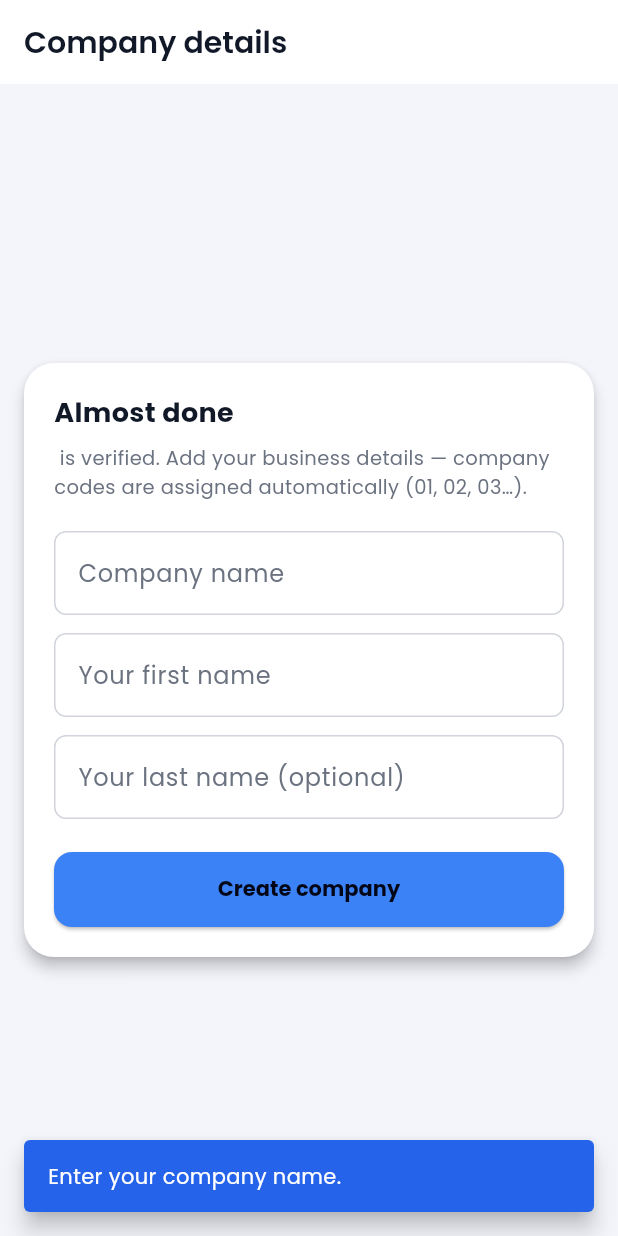
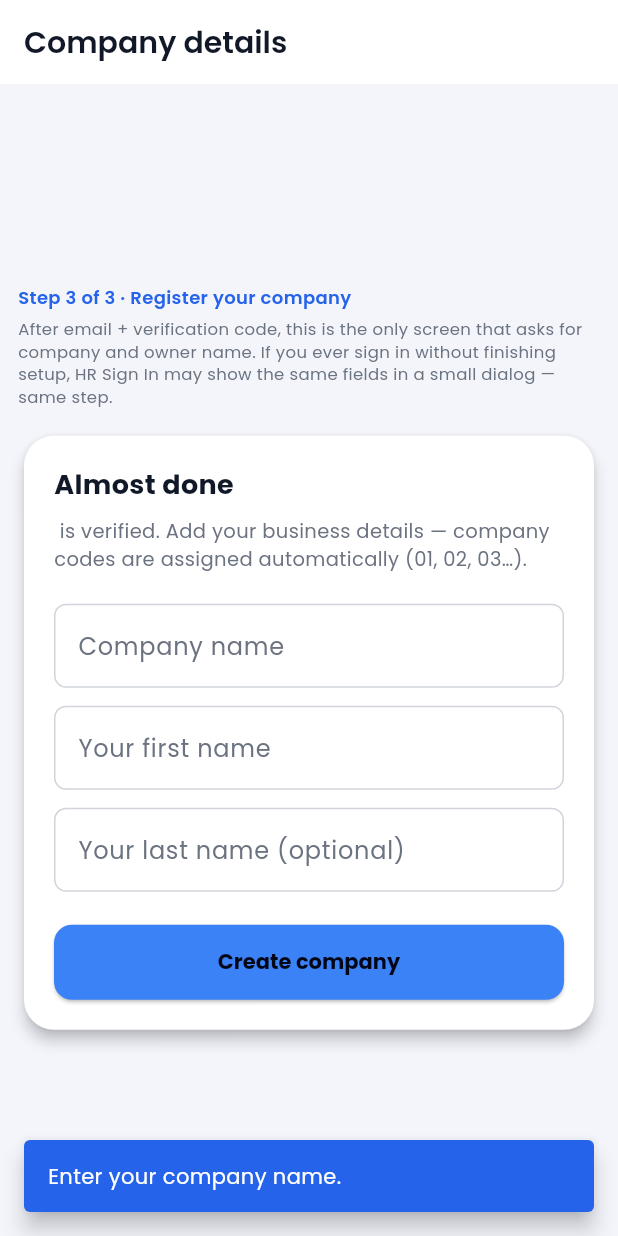
Before and after one commit to kaisynctech/KaiSyncWorkforce-App, a Flutter app: the HrRegisterCompanyDetailsScreen screen opened directly with empty values, after a tap on "Create company", on a phone screen of 412 x 824 dp. Run offline on Flutter 3.47's test engine with Material 3 defaults, Android fonts, the phone set to English and light mode, and no system bars; our stand-ins replace file_picker, geocoding, geolocator, google_fonts, image_picker, package_info_plus and 4 more; missing offline and left inert: excel, file_saver, postgrest; accounts and stored records are empty.

Commit message:
feat: widen employee_code check; clarify HR register success and duplicate setup UX
Co-authored-by: Cursor <cursoragent@cursor.com>

```diff
--- a/lib/screens/hr_register_company_details_screen.dart
+++ b/lib/screens/hr_register_company_details_screen.dart
@@ -73,19 +73,16 @@ class _HrRegisterCompanyDetailsScreenState
           action: 'register_success',
           details: 'company_code=${result.companyCode}',
         );
-        showSuccessSnack(
-          context,
-          'Registration successful. Your company code is ${result.companyCode}.',
-        );
-        final nav = Navigator.of(context);
-        nav.popUntil((r) => r.isFirst);
-        nav.pushReplacement(
+        // Full-screen success — snackbars vanish when routes pop; avoid relying on them.
+        Navigator.of(context).pushAndRemoveUntil(
           MaterialPageRoute(
             builder: (_) => HrRegistrationSuccessScreen(
               email: widget.email,
               companyCode: result.companyCode,
+              registeredCompanyName: companyName,
             ),
           ),
+          (_) => false,
         );
       } catch (e) {
         await HrSelfRegisterDraft.save(
@@ -137,7 +134,29 @@ class _HrRegisterCompanyDetailsScreenState
             constraints: BoxConstraints(
               maxWidth: Responsive.contentMaxWidth(context).clamp(0, 520),
             ),
-            child: Card(
+            child: Column(
+              crossAxisAlignment: CrossAxisAlignment.stretch,
+              children: [
+                Text(
+                  'Step 3 of 3 · Register your company',
+                  style: GoogleFonts.poppins(
+                    fontSize: 12,
+                    fontWeight: FontWeight.w600,
+                    color: const Color(0xFF2563EB),
+                  ),
+                ),
+                const SizedBox(height: 6),
+                Text(
+                  'After email + verification code, this is the only screen that asks for company and owner name. '
+                  'If you ever sign in without finishing setup, HR Sign In may show the same fields in a small dialog — same step.',
+                  style: GoogleFonts.poppins(
+                    fontSize: 11,
+                    height: 1.35,
+                    color: const Color(0xFF6B7280),
+                  ),
+                ),
+                const SizedBox(height: 14),
+                Card(
                   color: Colors.white,
                   shape: RoundedRectangleBorder(
                     borderRadius: BorderRadius.circular(20),
@@ -169,7 +188,8 @@ class _HrRegisterCompanyDetailsScreenState
                           controller: _companyCtrl,
                           autofillHints: const [AutofillHints.organizationName],
                           textInputAction: TextInputAction.next,
-                      decoration: const InputDecoration(labelText: 'Company name'),
+                          decoration:
+                              const InputDecoration(labelText: 'Company name'),
                         ),
                         const SizedBox(height: 12),
                         TextField(
@@ -186,7 +206,8 @@ class _HrRegisterCompanyDetailsScreenState
                           controller: _ownerLastCtrl,
                           autofillHints: const [AutofillHints.familyName],
                           textInputAction: TextInputAction.done,
-                      onSubmitted: (_) => _loading ? null : _createCompany(),
+                          onSubmitted: (_) =>
+                              _loading ? null : _createCompany(),
                           decoration: const InputDecoration(
                             labelText: 'Your last name (optional)',
                           ),
@@ -223,6 +244,8 @@ class _HrRegisterCompanyDetailsScreenState
                     ),
                   ),
                 ),
+              ],
+            ),
           ),
         ),
       ),
--- a/lib/screens/hr_registration_success_screen.dart
+++ b/lib/screens/hr_registration_success_screen.dart
@@ -10,20 +10,28 @@ import 'hr_sign_in_screen.dart';
 class HrRegistrationSuccessScreen extends StatelessWidget {
   final String email;
   final String? companyCode;
+  /// Shown after self-service registration when we know the legal/display name.
+  final String? registeredCompanyName;
   final bool awaitingEmailVerification;
 
   const HrRegistrationSuccessScreen({
     super.key,
     required this.email,
     this.companyCode,
+    this.registeredCompanyName,
     this.awaitingEmailVerification = false,
   });
 
   @override
   Widget build(BuildContext context) {
     final hasCode = companyCode != null && companyCode!.trim().isNotEmpty;
+    final companyLabel =
+        registeredCompanyName?.trim().isNotEmpty == true
+            ? registeredCompanyName!.trim()
+            : null;
     final employeeInstruction = hasCode
-        ? 'Employees must sign in using $companyCode + employee ID.\nExample: ${companyCode}FN211956'
+        ? 'Employees sign in with company code plus their employee ID (as printed on payroll / HR records).\n'
+            'Example login pair: company code $companyCode · employee ID FN211956'
         : 'Return to registration and enter the verification code we emailed you, or use HR Sign In if you already verified.';
     final horizontalPadding = Responsive.horizontalPadding(context);
     return Scaffold(
@@ -56,7 +64,9 @@ class HrRegistrationSuccessScreen extends StatelessWidget {
                         const SizedBox(width: 10),
                         Expanded(
                           child: Text(
-                            'Your business is ready',
+                            hasCode
+                                ? 'Company registered successfully'
+                                : 'Your business is ready',
                             style: GoogleFonts.poppins(
                               color: const Color(0xFF111827),
                               fontSize: 20,
@@ -66,6 +76,21 @@ class HrRegistrationSuccessScreen extends StatelessWidget {
                         ),
                       ],
                     ),
+                    if (hasCode) ...[
+                      const SizedBox(height: 8),
+                      Text(
+                        companyLabel != null
+                            ? '$companyLabel is set up on KaiSync Workforce. '
+                                'Save your company code — you will need it for worker sign-in.'
+                            : 'Save your company code below — HR uses email and password; '
+                                'workers use company code and their employee ID.',
+                        style: GoogleFonts.poppins(
+                          color: const Color(0xFF4B5563),
+                          fontSize: 13,
+                          height: 1.35,
+                        ),
+                      ),
+                    ],
                     const SizedBox(height: 16),
                     Container(
                       padding: const EdgeInsets.all(16),
--- a/lib/screens/hr_sign_in_screen.dart
+++ b/lib/screens/hr_sign_in_screen.dart
@@ -230,7 +230,7 @@ class _HrSignInScreenState extends State<HrSignInScreen> {
         builder: (context) {
           return AlertDialog(
           title: Text(
-            'Complete company setup',
+            'Finish company registration',
             style: GoogleFonts.poppins(fontWeight: FontWeight.w600),
           ),
           content: Column(
@@ -239,11 +239,10 @@ class _HrSignInScreenState extends State<HrSignInScreen> {
             children: [
               Text(
                 prefill != null
-                    ? 'Almost done — confirm your company and name below '
-                        '(same details as registration). Edit if needed.'
-                    : 'Your email is verified, but no company is linked yet.\n'
-                        'Enter your company and name — you will be saved as owner with full HR access '
-                        'and an employee profile linked for attendance.',
+                    ? 'This is the same step as “Step 3 of 3 · Register your company” on the signup path — '
+                        'confirm company name and your name below (edit if needed).'
+                    : 'Your HR login works, but no company is linked yet — usually because setup was interrupted.\n'
+                        'Enter your company and name once; you become owner with full HR access and a linked employee profile.',
                 style: GoogleFonts.poppins(fontSize: 12, color: const Color(0xFF6B7280)),
               ),
               const SizedBox(height: 12),
@@ -276,7 +275,7 @@ class _HrSignInScreenState extends State<HrSignInScreen> {
                 backgroundColor: AppTheme.gold,
                 foregroundColor: AppTheme.black,
               ),
-              child: const Text('Complete setup'),
+              child: const Text('Create company'),
             ),
           ],
           );
@@ -305,10 +304,6 @@ class _HrSignInScreenState extends State<HrSignInScreen> {
         );
         await HrSelfRegisterDraft.clear();
         if (!mounted) return false;
-        showSuccessSnack(
-          context,
-          'Company setup complete. Your company code is ${result.companyCode}.',
-        );
         AppTelemetry.logInfo(
           screen: 'hr_sign_in_screen',
           action: 'company_setup_completed',
--- a/lib/widgets/load_error_panel.dart
+++ b/lib/widgets/load_error_panel.dart
@@ -95,9 +95,9 @@ String friendlyErrorMessage(Object? error, {required String fallback}) {
   }
   if (msg.contains('employees_employee_code_format_chk') ||
       (msg.contains('employee_code_format_chk') && msg.contains('employees'))) {
-    return '$fallback\nThe HR owner bootstrap row uses an employee ID format your database '
-        'did not allow (often hyphen/symbol rules). Apply the latest Supabase migration '
-        '`fix_self_register_employee_code_format.sql`, then tap Create company again.';
+    return '$fallback\nEmployee IDs must match your database rules (symbols/spacing). '
+        'Apply Supabase migrations through `20260508140000_widen_employees_employee_code_format_chk.sql` '
+        '(and earlier self-register migrations), then tap Create company again.';
   }
   if (msg.contains('storage') && (msg.contains('bucket') || msg.contains('object'))) {
     return '$fallback\nFile storage error. Please try again or contact support.';
```
Also changed, not shown: 1 other file. Lines whose indentation alone changed are shown as unchanged.
